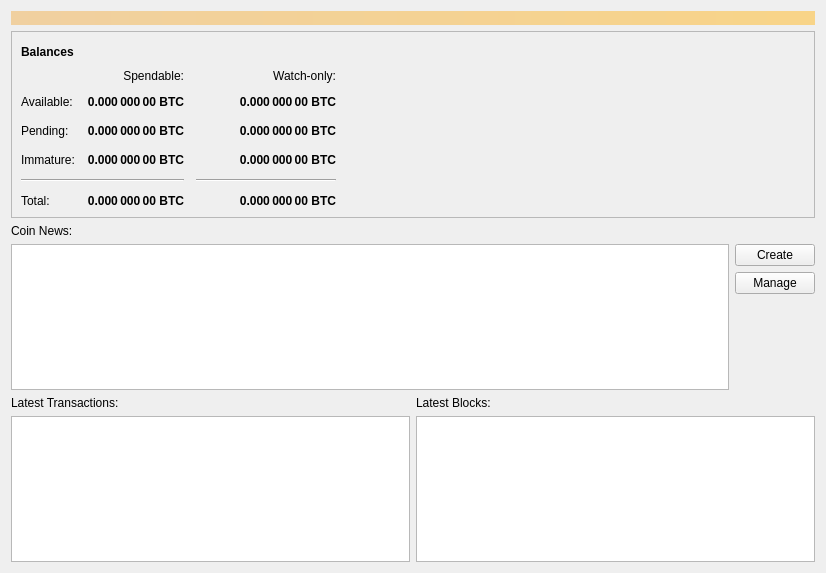
torkelrogstad/mainchain, file src/qt/forms/overviewpage.ui: the form before one commit.
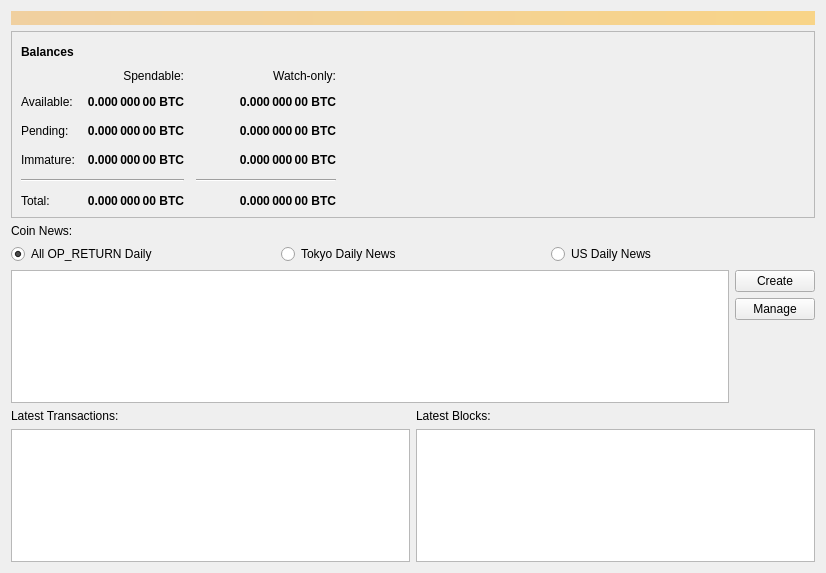
The form after the commit. Icons and pictures are not drawn.

Commit message:
Add Tokyo & US daily coin news for testing
* Add Tokyo daily & US daily script headers

* Detect coin news as standard TX_NULL_DATA

* Add filtering options on overview page for news table

* Add policy to make set maxDatacarrier to  MAX_DRIVECHAIN_DATA_BYTES = 64k

```diff
--- a/src/qt/forms/overviewpage.ui
+++ b/src/qt/forms/overviewpage.ui
@@ -430,6 +430,37 @@
      </property>
     </widget>
    </item>
+   <item>
+    <layout class="QHBoxLayout" name="horizontalLayout_5">
+     <property name="bottomMargin">
+      <number>0</number>
+     </property>
+     <item>
+      <widget class="QRadioButton" name="radioButtonNewsAll">
+       <property name="text">
+        <string>All OP_RETURN Daily</string>
+       </property>
+       <property name="checked">
+        <bool>true</bool>
+       </property>
+      </widget>
+     </item>
+     <item>
+      <widget class="QRadioButton" name="radioButtonNewsTokyoDay">
+       <property name="text">
+        <string>Tokyo Daily News</string>
+       </property>
+      </widget>
+     </item>
+     <item>
+      <widget class="QRadioButton" name="radioButtonNewsUSDay">
+       <property name="text">
+        <string>US Daily News</string>
+       </property>
+      </widget>
+     </item>
+    </layout>
+   </item>
    <item>
     <layout class="QHBoxLayout" name="horizontalLayout_3">
      <property name="bottomMargin">
```
The commit also changes 17 other files.
